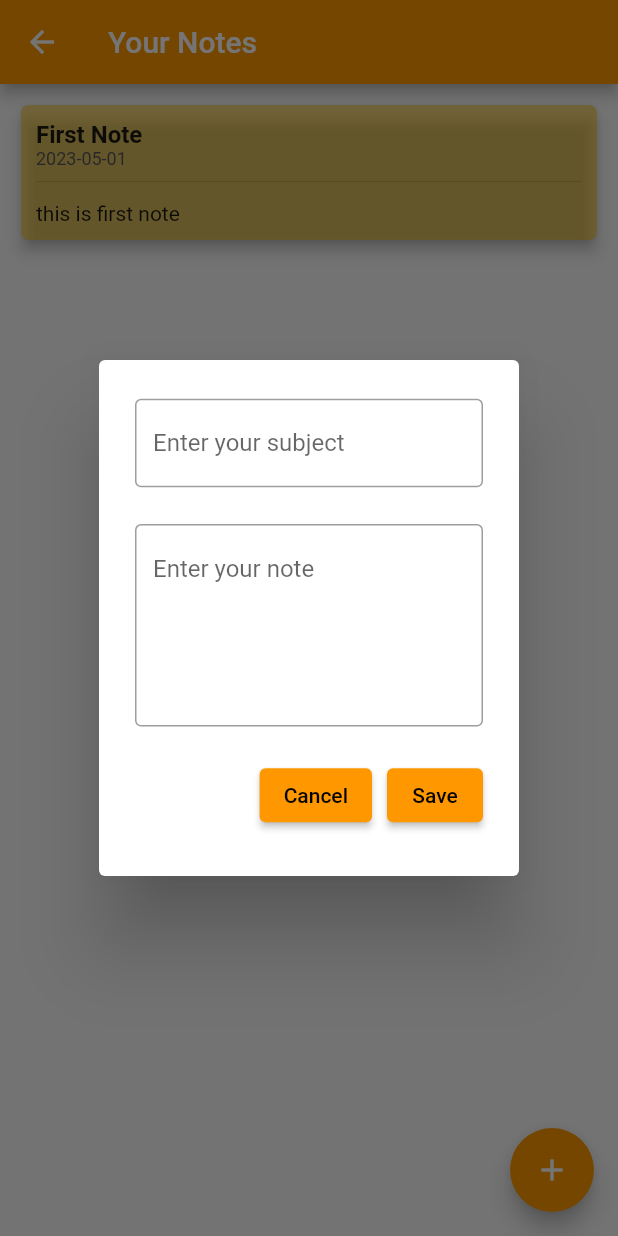
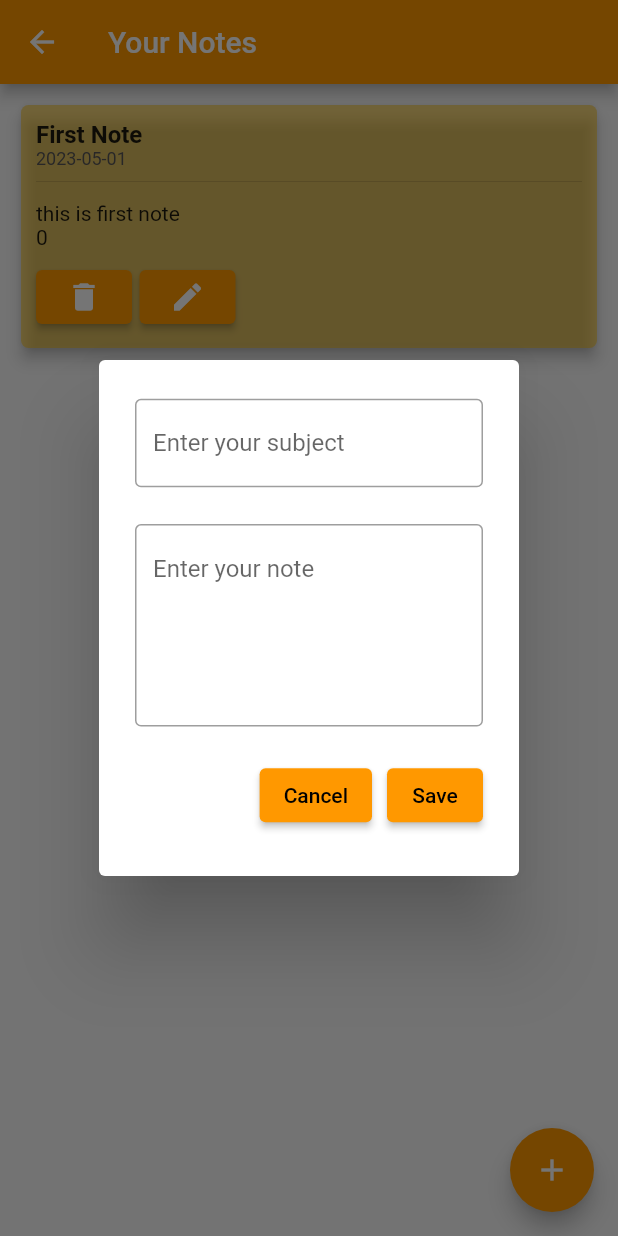
Before and after one commit to kiranbishwo/lab_flutter, a Flutter app: the NotePage screen opened directly, after a tap on the "add" icon, on a phone screen of 412 x 824 dp. Run offline on Flutter 3.47's test engine with Material 2 defaults, Android fonts, the phone set to English and light mode, and no system bars; our stand-ins replace hive, hive_flutter; accounts and stored records are empty.

Commit message:
pass to sir

```diff
--- a/lib/data/notedata.dart
+++ b/lib/data/notedata.dart
@@ -24,4 +24,8 @@ class NoteDataBase {
   void updateDatabase() {
     _mybox.put("NOTEDATA", listOfNotes);
   }
+
+  void deleteNote(int index) {
+    _mybox.deleteAt(index);
+  }
 }
--- a/lib/note/notepage.dart
+++ b/lib/note/notepage.dart
@@ -51,6 +51,11 @@ class _NotePageState extends State<NotePage> {
   //     "discription": "this is another note from me",
   //   }
   // ];
+  void _deleteNote(int index) {
+    db.deleteNote(index);
+    db.loadData();
+  }
+
   void saveNewNote() {
     if (_noteFormKey.currentState!.validate()) {
       setState(() {
@@ -135,6 +140,28 @@ class _NotePageState extends State<NotePage> {
                             margin: EdgeInsets.only(top: 5),
                             child: Text(item['discription']),
                           ),
+                          Text(index.toString()),
+                          SizedBox(height: 8),
+                          Container(
+                            child: Row(
+                              children: [
+                                ElevatedButton(
+                                  onPressed: () => _deleteNote(index),
+                                  child: Icon(
+                                    Icons.delete,
+                                    color: Colors.white,
+                                  ),
+                                ),
+                                SizedBox(width: 5),
+                                ElevatedButton(
+                                    onPressed: () {},
+                                    child: Icon(
+                                      Icons.edit,
+                                      color: Colors.white,
+                                    )),
+                              ],
+                            ),
+                          )
                         ]),
                   ),
                 );
```
